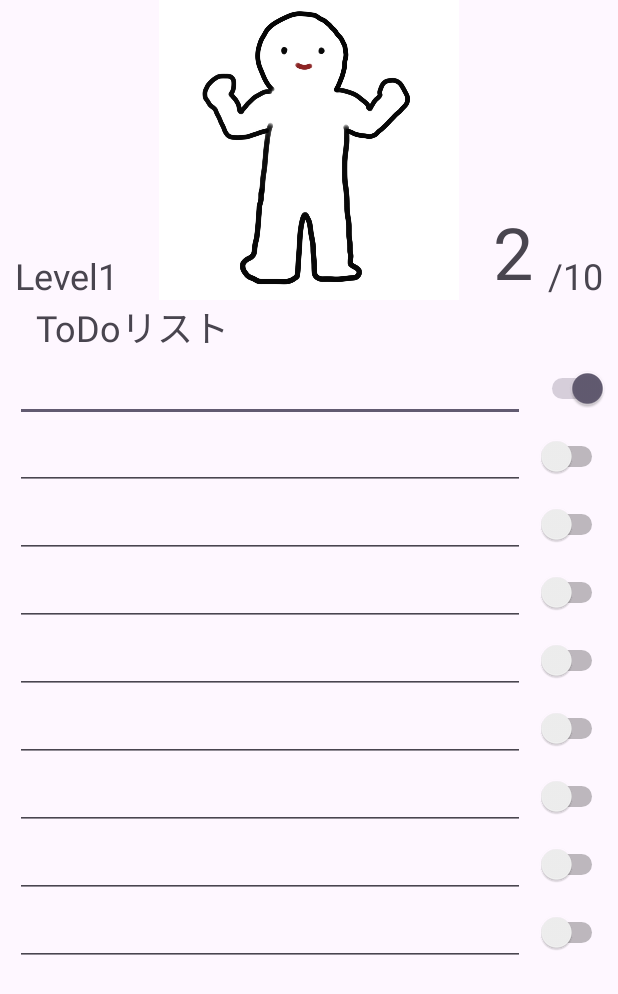
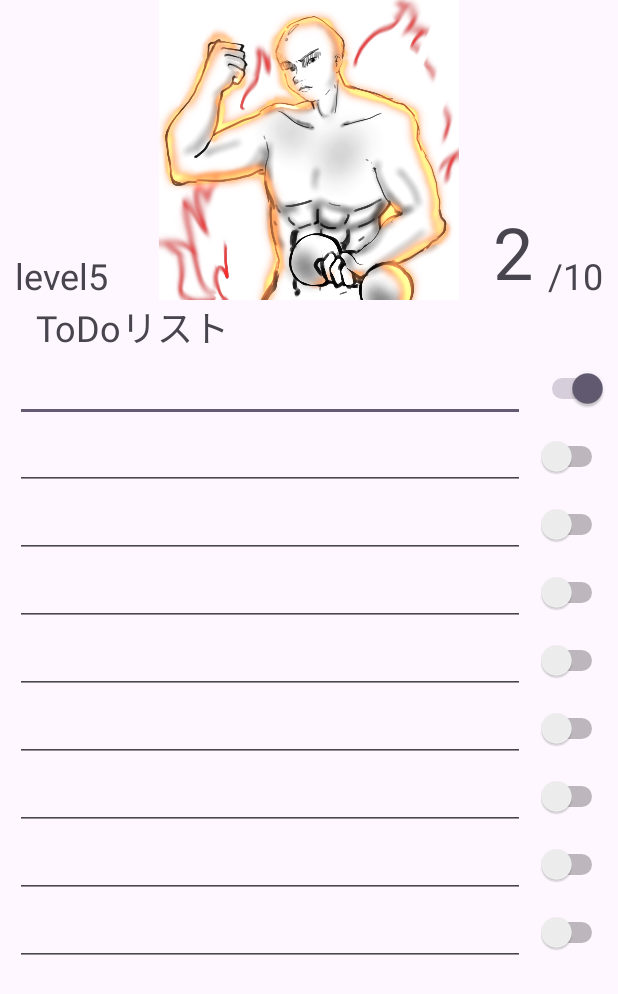
Before and after one commit to AyakaSugiyama/ToDoMukimuki, an Android app: the screen it shows after launch (MainActivity), after a tap on an icon or button, on a phone screen of 412 x 824 dp. Shown: the top 994 px of the screen. Run offline under Robolectric (Android 15) with nearby library versions, the phone set to English and light mode, and no system bars.

Commit message:
level表記が出るようになった

```diff
--- a/app/src/main/java/jp/ac/meijou/android/todomukimuki/MainActivity.java
+++ b/app/src/main/java/jp/ac/meijou/android/todomukimuki/MainActivity.java
@@ -19,7 +19,7 @@ public class MainActivity extends AppCompatActivity {
         binding = ActivityMainBinding.inflate(getLayoutInflater());
         setContentView(binding.getRoot());
 
-        int p = 3;
+        int p = 5;
 
         binding.switch1.setOnClickListener(v -> {
             imageChange(p);
@@ -37,18 +37,23 @@ public class MainActivity extends AppCompatActivity {
 
         if(p < 2){
             imageRes = R.drawable.mukimuki_level1;
+            binding.level.setText("level1");
         }
         else if(p < 3){
             imageRes = R.drawable.mukimuki_level2;
+            binding.level.setText("level2");
         }
         else if(p <4){
             imageRes = R.drawable.mukimuki_level3;
+            binding.level.setText("level3");
         }
         else if(p <5){
             imageRes = R.drawable.mukimuki_level4;
+            binding.level.setText("level4");
         }
         else{
             imageRes = R.drawable.mukimuki_level5;
+            binding.level.setText("level5");
         }
         binding.imageView.setImageResource(imageRes);
     }
```
